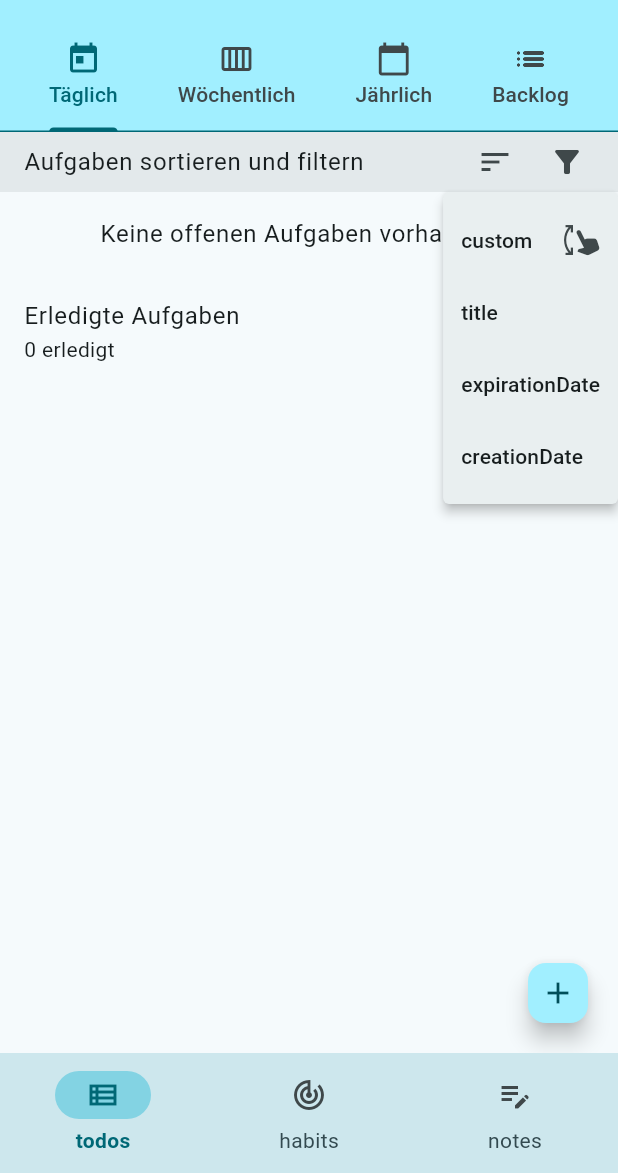
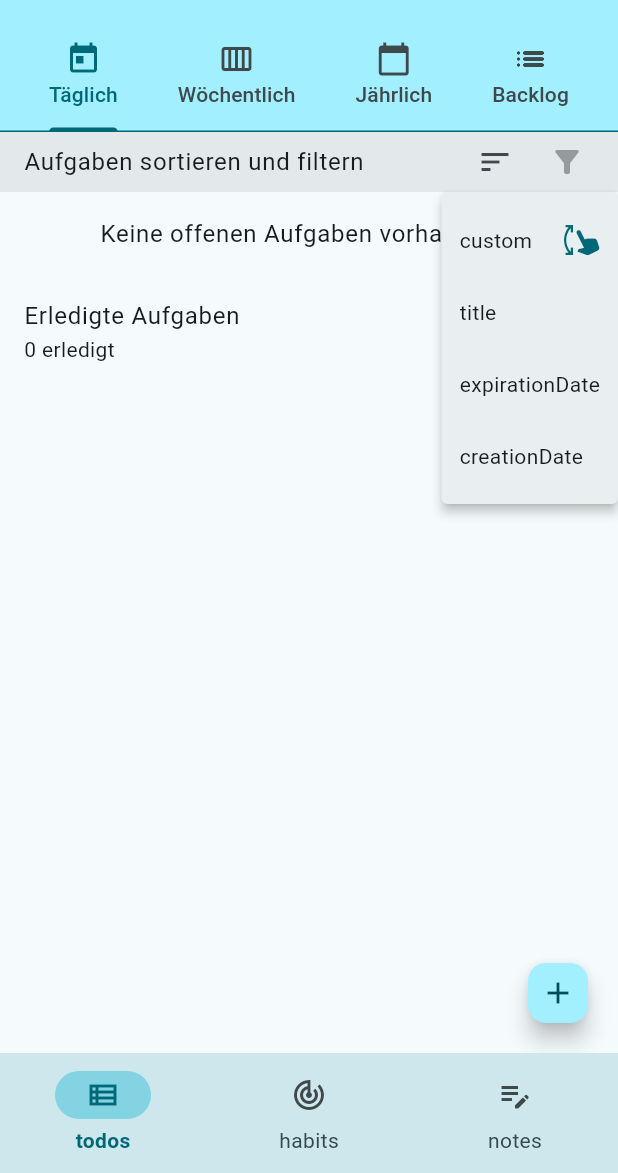
Before and after one commit to Checkerbeule/ZenDo, a Flutter app: the screen it shows after launch, after a tap on the "sort" icon, on a phone screen of 412 x 824 dp, the part 63-1236 px from its top. Run offline on Flutter 3.47's test engine with Material 3 defaults, Android fonts, the light colour scheme and no system bars; our stand-ins replace hive, hive_flutter, logger, synchronized; missing offline and left inert: app_settings, workmanager; accounts and stored records are empty.

Commit message:
exclude sort option 'expirationDate' for backlog and some styling

```diff
--- a/lib/view/todo/sliver_todo_sort_filter_app_bar.dart
+++ b/lib/view/todo/sliver_todo_sort_filter_app_bar.dart
@@ -1,16 +1,18 @@
 import 'package:flutter/material.dart';
 
 class SliverTodoSortFilterAppBar extends StatelessWidget {
-  const SliverTodoSortFilterAppBar({
+  SliverTodoSortFilterAppBar({
     super.key,
     required this.sortOption,
     required this.sortOrder,
+    Set<SortOption>? excludedOptions,
     required this.onSortChanged,
     //required this.onFilterChanged,
-  });
+  }) : excludedOptions = excludedOptions ?? {};
 
   final SortOption sortOption;
   final SortOrder sortOrder;
+  final Set<SortOption> excludedOptions;
   final void Function(SortOption option, SortOrder order) onSortChanged;
   //final void Function() onFilterChanged;
 
@@ -31,19 +33,32 @@ class SliverTodoSortFilterAppBar extends StatelessWidget {
         MenuAnchor(
           menuChildren: <Widget>[
             for (final sortOption in SortOption.values)
+              if (!excludedOptions.contains(sortOption))
                 MenuItemButton(
                   child: Row(
                     mainAxisAlignment: MainAxisAlignment.spaceBetween,
                     children: [
-                    Text(sortOption.label(context)),
+                      Text(
+                        sortOption.label(context),
+                        style: Theme.of(context).textTheme.bodyMedium,
+                      ),
                       if (this.sortOption == sortOption) ...[
                         SizedBox(width: 5),
                         if (this.sortOption == SortOption.custom)
-                        const Icon(Icons.swipe_vertical)
+                          Icon(
+                            Icons.swipe_vertical,
+                            color: Theme.of(context).colorScheme.primary,
+                          )
                         else if (sortOrder == SortOrder.ascending)
-                        const Icon(Icons.arrow_upward)
+                          Icon(
+                            Icons.arrow_upward,
+                            color: Theme.of(context).colorScheme.primary,
+                          )
                         else
-                        const Icon(Icons.arrow_downward),
+                          Icon(
+                            Icons.arrow_downward,
+                            color: Theme.of(context).colorScheme.primary,
+                          ),
                       ],
                     ],
                   ),
@@ -71,7 +86,7 @@ class SliverTodoSortFilterAppBar extends StatelessWidget {
             );
           },
         ),
-        IconButton(icon: Icon(Icons.filter_alt), onPressed: () {}),
+        IconButton(icon: Icon(Icons.filter_alt), onPressed: null),
       ],
     );
   }
--- a/lib/view/todo/todo_list_page.dart
+++ b/lib/view/todo/todo_list_page.dart
@@ -1,6 +1,7 @@
 import 'package:flutter/material.dart';
 import 'package:logger/logger.dart';
 import 'package:provider/provider.dart';
+import 'package:zen_do/model/list_scope.dart';
 import 'package:zen_do/model/todo.dart';
 import 'package:zen_do/model/todo_list.dart';
 import 'package:zen_do/utils/time_util.dart';
@@ -65,6 +66,10 @@ class _TodoListPageState extends State<TodoListPage> {
 
   @override
   Widget build(BuildContext context) {
+    final Set<SortOption> excludedSortOptions =
+        widget.list.scope == ListScope.backlog
+        ? {SortOption.expirationDate}
+        : {};
     return Consumer<TodoState>(
       builder: (context, todoState, child) {
         final listManager = todoState.listManager;
@@ -74,6 +79,7 @@ class _TodoListPageState extends State<TodoListPage> {
               SliverTodoSortFilterAppBar(
                 sortOption: sortOption,
                 sortOrder: sortOrder,
+                excludedOptions: excludedSortOptions,
                 onSortChanged: (option, order) {
                   setState(() {
                     sortOption = option;
```
Lines whose indentation alone changed are shown as unchanged.
